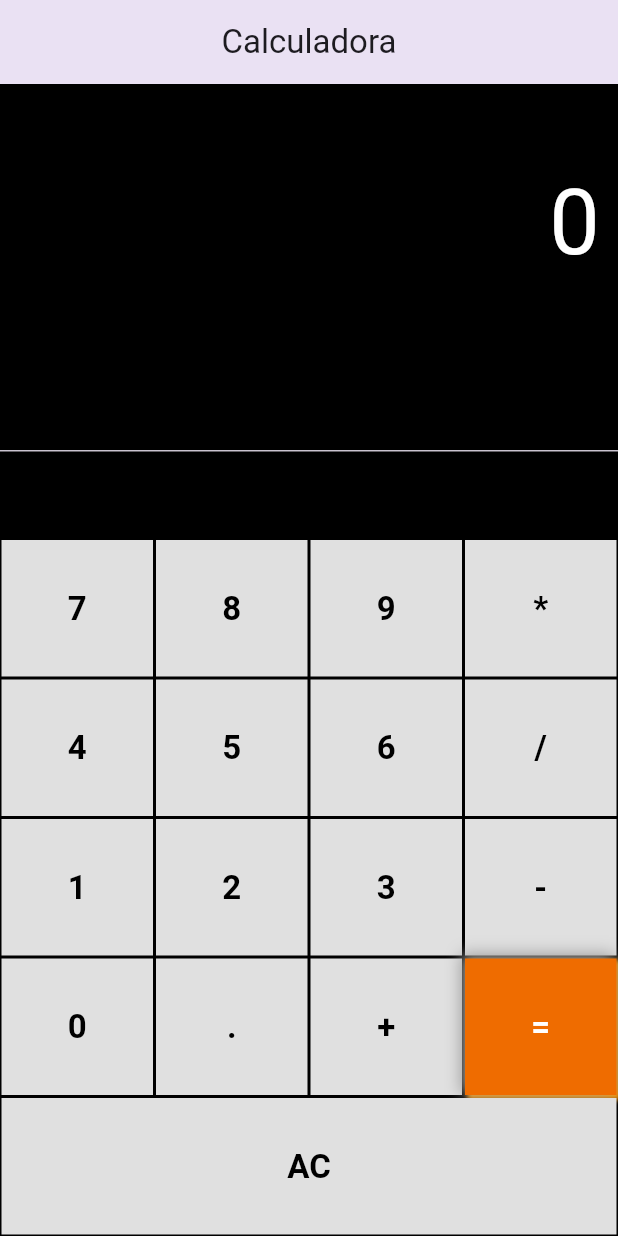
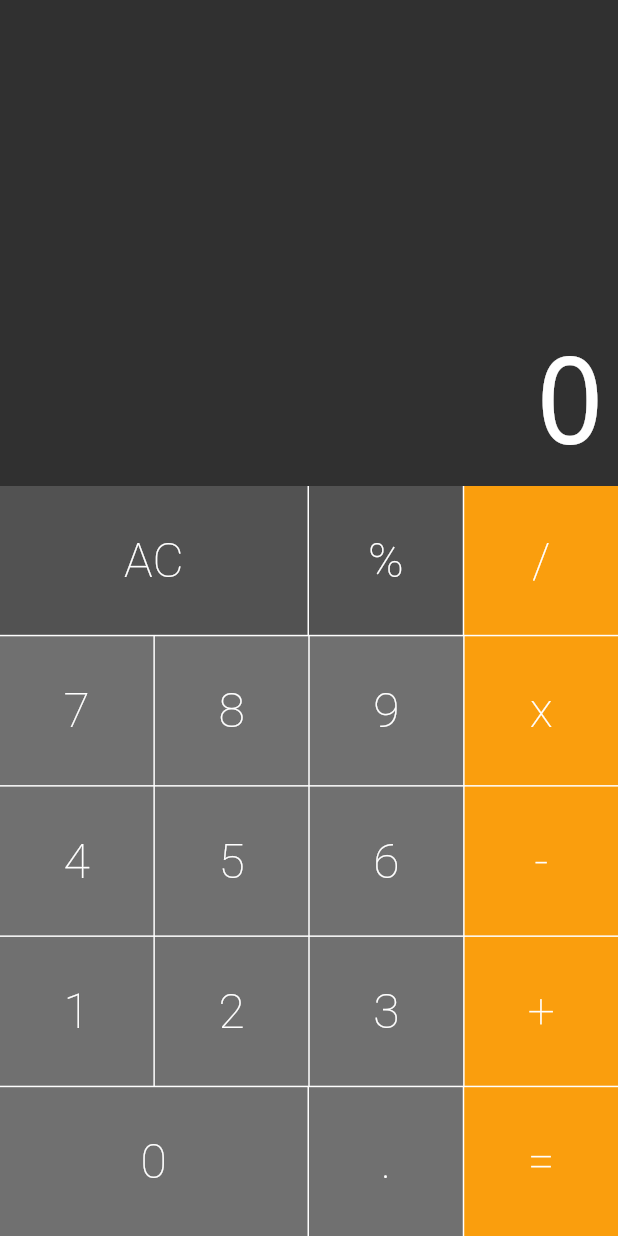
Before and after one commit to endreodev/calculadora, a Flutter app: the screen it shows after launch, on a phone screen of 412 x 824 dp. Run offline on Flutter 3.47's test engine with Material 2 defaults, Android fonts, the phone set to English and light mode, and no system bars; drawn by our look-alikes of auto_size_text.

Commit message:
v.1.0.0.5

```diff
--- /dev/null
+++ b/lib/components/button.dart
@@ -0,0 +1,57 @@
+import 'package:flutter/material.dart';
+
+class Button extends StatelessWidget {
+  static const dark = Color.fromRGBO(82, 82, 82, 1);
+  static const grey = Color.fromRGBO(112, 112, 112, 1);
+  static const oper = Color.fromRGBO(250, 158, 13, 1);
+
+  final String text;
+  final bool big;
+  final Color color;
+  final void Function(String) cb;
+
+  const Button({
+    super.key,
+    required this.text,
+    this.big = false,
+    this.color = grey,
+    required this.cb,
+  });
+
+  const Button.big({
+    super.key,
+    required this.text,
+    this.big = true,
+    this.color = grey,
+    required this.cb,
+  });
+
+  const Button.operation({
+    super.key,
+    required this.text,
+    this.big = false,
+    this.color = oper,
+    required this.cb,
+  });
+
+  @override
+  Widget build(BuildContext context) {
+    return Expanded(
+      flex: big ? 2 : 1,
+      child: Container(
+        color: color,
+        child: TextButton(
+          child: Text(
+            text,
+            style: const TextStyle(
+              color: Colors.white,
+              fontSize: 32,
+              fontWeight: FontWeight.w200,
+            ),
+          ),
+          onPressed: () => cb(text),
+        ),
+      ),
+    );
+  }
+}
--- /dev/null
+++ b/lib/components/button_row.dart
@@ -0,0 +1,27 @@
+import 'package:flutter/material.dart';
+import 'button.dart';
+
+class ButtonRow extends StatelessWidget {
+  final List<Button> buttons;
+
+  const ButtonRow({
+    super.key,
+    required this.buttons,
+  });
+
+  @override
+  Widget build(BuildContext context) {
+    return Expanded(
+      flex: 1,
+      child: Row(
+        crossAxisAlignment: CrossAxisAlignment.stretch,
+        children: buttons.fold(<Widget>[], (list, b) {
+          list.isEmpty
+              ? list.add(b)
+              : list.addAll([const SizedBox(width: 1), b]);
+          return list;
+        }),
+      ),
+    );
+  }
+}
--- a/lib/components/buttonwidget.dart
+++ /dev/null
@@ -1,36 +0,0 @@
-import 'package:flutter/material.dart';
-
-class ButtonWidget extends StatefulWidget {
-  String operacao;
-  VoidCallback? action;
-  ButtonWidget({super.key, required this.operacao, this.action});
-
-  @override
-  State<ButtonWidget> createState() => _ButtonWidgetState();
-}
-
-class _ButtonWidgetState extends State<ButtonWidget> {
-  @override
-  Widget build(BuildContext context) {
-    return Expanded(
-      child: Container(
-        padding: const EdgeInsets.all(0.0),
-        margin: const EdgeInsets.all(1.0),
-        decoration: BoxDecoration(
-          color: Colors.grey[300],
-        ),
-        child: MaterialButton(
-          padding: const EdgeInsets.all(30.0),
-          child: Text(
-            widget.operacao.toString(),
-            style: const TextStyle(
-                fontSize: 22.0,
-                color: Colors.black,
-                fontWeight: FontWeight.bold),
-          ),
-          onPressed: widget.action,
-        ),
-      ),
-    );
-  }
-}
--- a/lib/components/buttonwidgetigual.dart
+++ /dev/null
@@ -1,48 +0,0 @@
-import 'package:flutter/material.dart';
-
-class ButtonWidgetIgual extends StatefulWidget {
-  String operacao;
-  VoidCallback? action;
-  ButtonWidgetIgual({super.key, required this.operacao, this.action});
-
-  @override
-  State<ButtonWidgetIgual> createState() => _ButtonWidgetIgualState();
-}
-
-class _ButtonWidgetIgualState extends State<ButtonWidgetIgual> {
-  @override
-  Widget build(BuildContext context) {
-    return Expanded(
-      child: Container(
-        padding: const EdgeInsets.all(0.0),
-        margin: const EdgeInsets.all(1.0),
-        decoration: BoxDecoration(
-          color: Colors.orange[800],
-          boxShadow: [
-            BoxShadow(
-                color: Colors.orange.shade500,
-                offset: const Offset(2.0, 2.0),
-                blurRadius: 2.0,
-                spreadRadius: 1.0),
-            const BoxShadow(
-                color: Colors.grey,
-                offset: Offset(-2.0, -2.0),
-                blurRadius: 8.0,
-                spreadRadius: 1.0),
-          ],
-        ),
-        child: MaterialButton(
-          padding: const EdgeInsets.all(30.0),
-          onPressed: widget.action,
-          child: Text(
-            widget.operacao,
-            style: const TextStyle(
-                fontSize: 22.0,
-                color: Colors.white,
-                fontWeight: FontWeight.bold),
-          ),
-        ),
-      ),
-    );
-  }
-}
--- /dev/null
+++ b/lib/components/display.dart
@@ -0,0 +1,43 @@
+import 'package:flutter/material.dart';
+import 'package:auto_size_text/auto_size_text.dart';
+
+class Display extends StatelessWidget {
+  final String text;
+
+  const Display({
+    super.key,
+    required this.text,
+  });
+
+  @override
+  Widget build(BuildContext context) {
+    return Expanded(
+      flex: 1,
+      child: Container(
+        color: const Color.fromRGBO(48, 48, 48, 1),
+        child: Column(
+          mainAxisAlignment: MainAxisAlignment.end,
+          crossAxisAlignment: CrossAxisAlignment.stretch,
+          children: <Widget>[
+            Padding(
+              padding: const EdgeInsets.all(8.0),
+              child: AutoSizeText(
+                text,
+                minFontSize: 20,
+                maxFontSize: 80,
+                maxLines: 1,
+                textAlign: TextAlign.end,
+                style: const TextStyle(
+                  fontWeight: FontWeight.w100,
+                  decoration: TextDecoration.none,
+                  fontSize: 80,
+                  color: Colors.white,
+                ),
+              ),
+            ),
+          ],
+        ),
+      ),
+    );
+  }
+}
--- /dev/null
+++ b/lib/components/keyboard.dart
@@ -0,0 +1,57 @@
+import 'package:flutter/material.dart';
+import 'button_row.dart';
+import 'button.dart';
+
+class Keyboard extends StatelessWidget {
+  final void Function(String) cb;
+
+  const Keyboard({
+    super.key,
+    required this.cb,
+  });
+
+  @override
+  Widget build(BuildContext context) {
+    return SizedBox(
+      height: 500,
+      child: Column(
+        children: <Widget>[
+          ButtonRow(buttons: [
+            Button.big(text: 'AC', color: Button.dark, cb: cb),
+            Button(text: '%', color: Button.dark, cb: cb),
+            Button.operation(text: '/', cb: cb),
+          ]),
+          const SizedBox(height: 1),
+          ButtonRow(buttons: [
+            Button(text: '7', cb: cb),
+            Button(text: '8', cb: cb),
+            Button(text: '9', cb: cb),
+            Button.operation(text: 'x', cb: cb),
+          ]),
+          const SizedBox(height: 1),
+          ButtonRow(buttons: [
+            Button(text: '4', cb: cb),
+            Button(text: '5', cb: cb),
+            Button(text: '6', cb: cb),
+            Button.operation(text: '-', cb: cb),
+          ]),
+          const SizedBox(height: 1),
+          ButtonRow(
+            buttons: [
+              Button(text: '1', cb: cb),
+              Button(text: '2', cb: cb),
+              Button(text: '3', cb: cb),
+              Button.operation(text: '+', cb: cb),
+            ],
+          ),
+          const SizedBox(height: 1),
+          ButtonRow(buttons: [
+            Button.big(text: '0', cb: cb),
+            Button(text: '.', cb: cb),
+            Button.operation(text: '=', cb: cb),
+          ]),
+        ],
+      ),
+    );
+  }
+}
--- a/lib/main.dart
+++ b/lib/main.dart
@@ -1,23 +1,4 @@
 import 'package:flutter/material.dart';
-import 'view/calculadora.dart';
+import 'screens/calculator.dart';
 
-void main() {
-  runApp(const MyApp());
-}
-
-class MyApp extends StatelessWidget {
-  const MyApp({super.key});
-
-  @override
-  Widget build(BuildContext context) {
-    return MaterialApp(
-      debugShowCheckedModeBanner: false,
-      title: 'Calculadora',
-      theme: ThemeData(
-        useMaterial3: true,
-        primarySwatch: Colors.green,
-      ),
-      home: Calculatora(),
-    );
-  }
-}
+void main() => runApp(const Calculator());
--- /dev/null
+++ b/lib/models/memory.dart
@@ -0,0 +1,101 @@
+class Memory {
+  Memory();
+  static const operations = ['%', '/', 'x', '-', '+', '='];
+
+  final _buffer = [0.0, 0.0];
+  int _bufferIndex = 0;
+  late String? _operation;
+  String _value = '0';
+  bool _wipeValue = false;
+  String _lastCommand = '';
+
+  void applyCommand(String command) {
+    if (_isReplacingOperation(command)) {
+      _operation = command;
+      return;
+    }
+
+    if (command == 'AC') {
+      _allClear();
+    } else if (operations.contains(command)) {
+      _setOperation(command);
+    } else {
+      _addDigit(command);
+    }
+
+    _lastCommand = command;
+  }
+
+  _isReplacingOperation(String command) {
+    return operations.contains(_lastCommand) &&
+        operations.contains(command) &&
+        _lastCommand != '=' &&
+        command != '=';
+  }
+
+  _setOperation(String newOperation) {
+    bool isEqualSign = newOperation == '=';
+    if (_bufferIndex == 0) {
+      if (!isEqualSign) {
+        _operation = newOperation;
+        _bufferIndex = 1;
+        _wipeValue = true;
+      }
+    } else {
+      _buffer[0] = _calculate();
+      _buffer[1] = 0.0;
+      _value = _buffer[0].toString();
+      _value = _value.endsWith('.0') ? _value.split('.')[0] : _value;
+
+      _operation = (isEqualSign ? null : newOperation);
+      _bufferIndex = isEqualSign ? 0 : 1;
+    }
+
+    _wipeValue = true; // !isEqualSign;
+  }
+
+  _addDigit(String digit) {
+    final isDot = digit == '.';
+    final wipeValue = (_value == '0' && !isDot) || _wipeValue;
+
+    if (isDot && _value.contains('.') && !wipeValue) {
+      return;
+    }
+
+    final emptyValue = isDot ? '0' : '';
+    final currentValue = wipeValue ? emptyValue : _value;
+    _value = currentValue + digit;
+    _wipeValue = false;
+
+    _buffer[_bufferIndex] = double.tryParse(_value) ?? 0;
+  }
+
+  _allClear() {
+    _value = '0';
+    _buffer.setAll(0, [0.0, 0.0]);
+    _bufferIndex = 0;
+    _operation = null;
+    _wipeValue = false;
+  }
+
+  _calculate() {
+    switch (_operation) {
+      case '%':
+        return _buffer[0] % _buffer[1];
+      case '/':
+        return _buffer[0] / _buffer[1];
+      case 'x':
+        return _buffer[0] * _buffer[1];
+      case '-':
+        return _buffer[0] - _buffer[1];
+      case '+':
+        return _buffer[0] + _buffer[1];
+      default:
+        return _buffer[0];
+    }
+  }
+
+  String get value {
+    return _value;
+  }
+}
--- /dev/null
+++ b/lib/screens/calculator.dart
@@ -0,0 +1,36 @@
+import '/models/memory.dart';
+import 'package:flutter/material.dart';
+import 'package:flutter/services.dart';
+import '../components/display.dart';
+import '../components/keyboard.dart';
+
+class Calculator extends StatefulWidget {
+  const Calculator({super.key});
+
+  @override
+  CalculatorState createState() => CalculatorState();
+}
+
+class CalculatorState extends State<Calculator> {
+  final Memory memory = Memory();
+
+  _onPressed(String command) {
+    setState(() {
+      memory.applyCommand(command);
+    });
+  }
+
+  @override
+  Widget build(BuildContext context) {
+    SystemChrome.setPreferredOrientations([DeviceOrientation.portraitUp]);
+
+    return MaterialApp(
+      home: Column(
+        children: <Widget>[
+          Display(text: memory.value),
+          Keyboard(cb: _onPressed),
+        ],
+      ),
+    );
+  }
+}
--- a/lib/view/calculadora.dart
+++ /dev/null
@@ -1,187 +0,0 @@
-import 'package:flutter/material.dart';
-import 'package:calculadora/components/buttonwidget.dart';
-
-import '../components/buttonwidgetigual.dart';
-
-class Calculatora extends StatefulWidget {
-  @override
-  _CalculatoraState createState() => _CalculatoraState();
-}
-
-class _CalculatoraState extends State<Calculatora> {
-  String output = "0";
-  String _out = "0";
-  double num1 = 0.0;
-  double num2 = 0.0;
-  String operand = "";
-
-  buttonPressed(String btnVal) {
-    debugPrint(btnVal);
-    if (btnVal == "AC") {
-      _out = "0";
-      num1 = 0.0;
-      num2 = 0.0;
-      operand = "";
-    } else if (btnVal == "+" ||
-        btnVal == "-" ||
-        btnVal == "*" ||
-        btnVal == "/") {
-      num1 = double.parse(output);
-      operand = btnVal;
-      _out = "0";
-      output = output + btnVal;
-    } else if (btnVal == ".") {
-      if (_out.contains(".")) {
-        debugPrint("Already exist");
-        return;
-      } else {
-        _out = _out + btnVal;
-      }
-    } else if (btnVal == "=") {
-      num2 = double.parse(output);
-      if (operand == "+") {
-        _out = (num2 + num1).toString();
-      }
-      if (operand == "-") {
-        _out = (num1 - num2).toString();
-      }
-      if (operand == "*") {
-        _out = (num2 * num1).toString();
-      }
-      if (operand == "/") {
-        _out = (num1 / num2).toString();
-      }
-      num1 = 0.0;
-      num2 = 0.0;
-      //_out = "0";
-    } else {
-      _out = _out + btnVal;
-    }
-    setState(() {
-      output = double.parse(_out).toStringAsFixed(2);
-    });
-  }
-
-  @override
-  Widget build(BuildContext context) {
-    return SafeArea(
-      child: Scaffold(
-          appBar: AppBar(
-            elevation: 10,
-            centerTitle: true,
-            title: const Text('Calculadora'),
-          ),
-          backgroundColor: Colors.black,
-          body: Column(
-            children: <Widget>[
-              Container(
-                  alignment: Alignment.centerRight,
-                  padding: const EdgeInsets.symmetric(
-                      horizontal: 12.0, vertical: 50.0),
-                  child: Text(
-                    output,
-                    style: const TextStyle(
-                        fontSize: 60.0,
-                        // backgroundColor: Colors.white,
-                        color: Colors.white),
-                  )),
-              const Expanded(
-                child: Divider(),
-              ),
-              Column(
-                children: <Widget>[
-                  Row(
-                    children: <Widget>[
-                      ButtonWidget(
-                        operacao: "7",
-                        action: () => {buttonPressed("7")},
-                      ),
-                      ButtonWidget(
-                        operacao: "8",
-                        action: () => {buttonPressed("8")},
-                      ),
-                      ButtonWidget(
-                        operacao: "9",
-                        action: () => {buttonPressed("9")},
-                      ),
-                      ButtonWidget(
-                        operacao: "*",
-                        action: () => {buttonPressed("*")},
-                      ),
-                    ],
-                  ),
-                  Row(
-                    children: <Widget>[
-                      ButtonWidget(
-                        operacao: "4",
-                        action: () => {buttonPressed("4")},
-                      ),
-                      ButtonWidget(
-                        operacao: "5",
-                        action: () => {buttonPressed("5")},
-                      ),
-                      ButtonWidget(
-                        operacao: "6",
-                        action: () => {buttonPressed("6")},
-                      ),
-                      ButtonWidget(
-                        operacao: "/",
-                        action: () => {buttonPressed("/")},
-                      ),
-                    ],
-                  ),
-                  Row(
-                    children: <Widget>[
-                      ButtonWidget(
-                        operacao: "1",
-                        action: () => {buttonPressed("1")},
-                      ),
-                      ButtonWidget(
-                        operacao: "2",
-                        action: () => {buttonPressed("2")},
-                      ),
-                      ButtonWidget(
-                        operacao: "3",
-                        action: () => {buttonPressed("3")},
-                      ),
-                      ButtonWidget(
-                        operacao: "-",
-                        action: () => {buttonPressed("-")},
-                      ),
-                    ],
-                  ),
-                  Row(
-                    children: <Widget>[
-                      ButtonWidget(
-                        operacao: "0",
-                        action: () => {buttonPressed("0")},
-                      ),
-                      ButtonWidget(
-                        operacao: ".",
-                        action: () => {buttonPressed(".")},
-                      ),
-                      ButtonWidget(
-                        operacao: "+",
-                        action: () => {buttonPressed("+")},
-                      ),
-                      ButtonWidgetIgual(
-                        operacao: "=",
-                        action: () => {buttonPressed("=")},
-                      ),
-                    ],
-                  ),
-                  Row(
-                    children: <Widget>[
-                      ButtonWidget(
-                        operacao: "AC",
-                        action: () => {buttonPressed("AC")},
-                      ),
-                    ],
-                  )
-                ],
-              ),
-            ],
-          )),
-    );
-  }
-}
```
Also changed, not shown: pubspec.lock, 3 other files.
